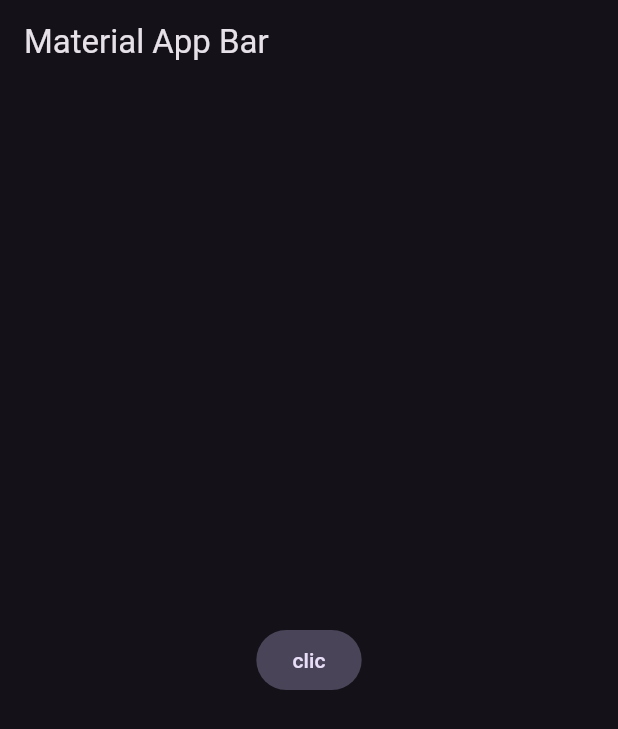
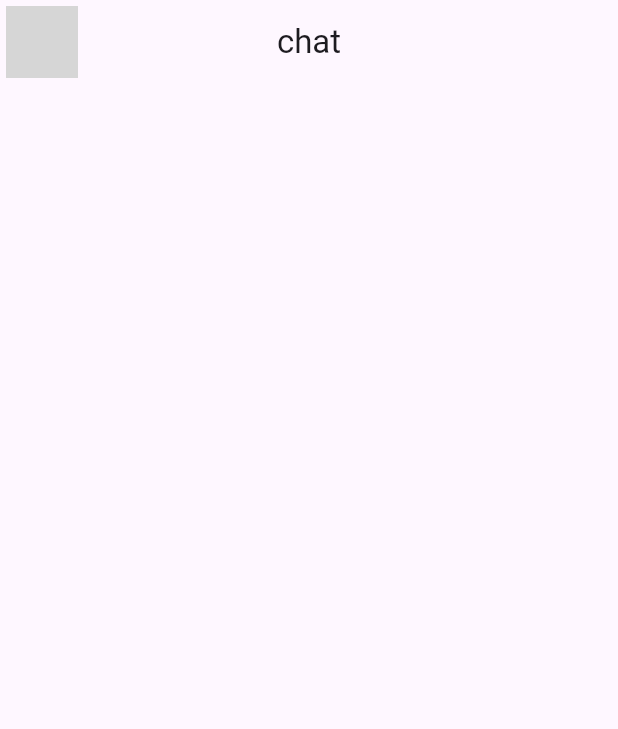
Before and after one commit to jovannyCG/message_app, a Flutter app: the screen it shows after launch, on a phone screen of 412 x 824 dp. Shown: the top 729 px of the screen. Run offline on Flutter 3.47's test engine with Material 2 defaults, Android fonts, the phone set to English and light mode, and no system bars; network calls fail; grey boxes are pictures that could not be loaded.

Commit message:
diseño inicial de pantalla de chat

```diff
--- /dev/null
+++ b/lib/Presentation/chat/chat_sceen.dart
@@ -0,0 +1,21 @@
+import 'package:flutter/material.dart';
+
+class ChatScreen extends StatelessWidget {
+  const ChatScreen({super.key});
+
+  @override
+  Widget build(BuildContext context) {
+    return Scaffold(
+      appBar: AppBar(
+        leading: const Padding(
+          padding: EdgeInsets.all(4.0),
+          child: CircleAvatar(
+            backgroundImage: NetworkImage(scale: 8,'https://cdn.leonardo.ai/users/1e8ad927-5483-4ce1-853c-61d217e93da4/generations/f4ead67d-93f4-493f-85b3-3b6f7cef8135/Leonardo_Diffusion_a_soldier_with_futuristic_armor_like_sparta_0.jpg'),
+          ),
+        ),
+        centerTitle: true,
+        title: const Text('chat'),
+      ),
+    );
+  }
+}
--- a/lib/config/theme/app_theme.dart
+++ b/lib/config/theme/app_theme.dart
@@ -22,7 +22,7 @@ class AppTheme {
     return ThemeData(
       useMaterial3: true,
       colorSchemeSeed: _colorThemes[selectedColor],
-      brightness: Brightness.dark
+      //brightness: Brightness.dark
     );
   }
 }
--- a/lib/main.dart
+++ b/lib/main.dart
@@ -1,4 +1,5 @@
 import 'package:flutter/material.dart';
+import 'package:message_app/Presentation/chat/chat_sceen.dart';
 import 'package:message_app/config/theme/app_theme.dart';
 
 void main() => runApp(const MyApp());
@@ -12,14 +13,7 @@ class MyApp extends StatelessWidget {
       debugShowCheckedModeBanner: false,
       title: 'Message App',
       theme: AppTheme().theme(),
-      home: Scaffold(
-        appBar: AppBar(
-          title: const Text('Material App Bar'),
-        ),
-        body:  Center(
-          child: FilledButton.tonal(onPressed: (){}, child: const Text('clic'))
-        ),
-      ),
+      home: const ChatScreen()
     );
   }
 }
```
